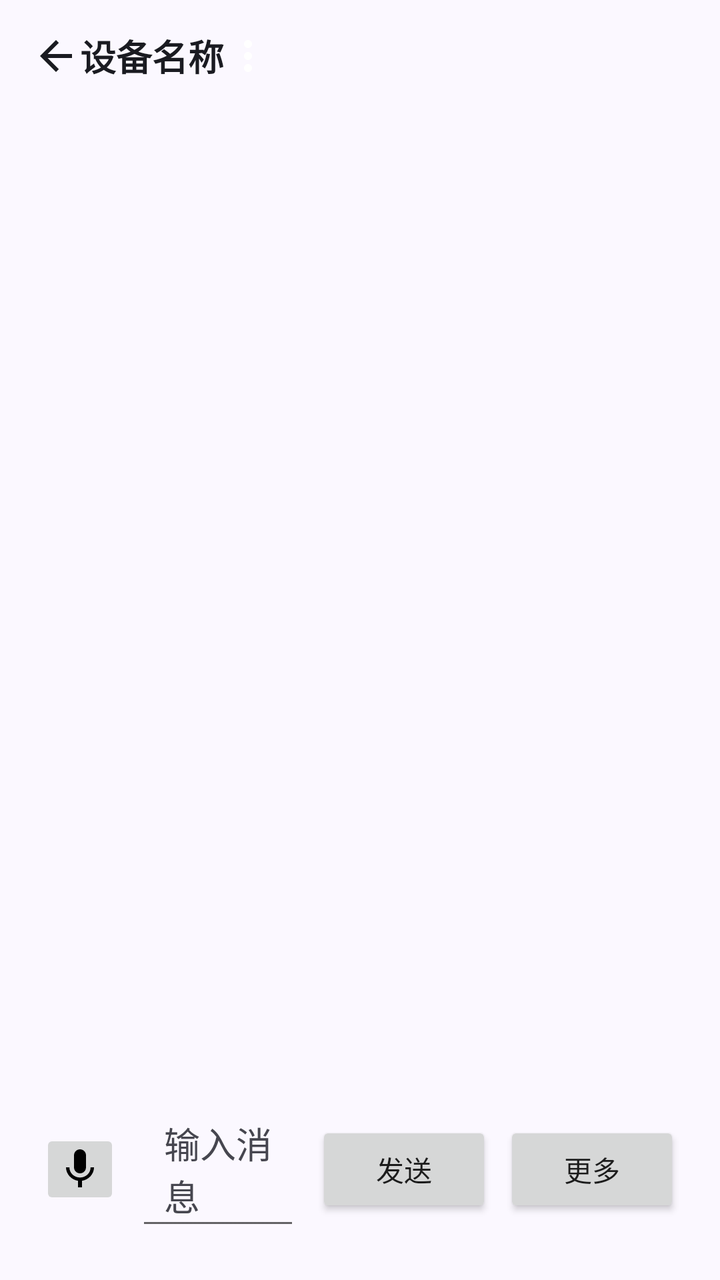
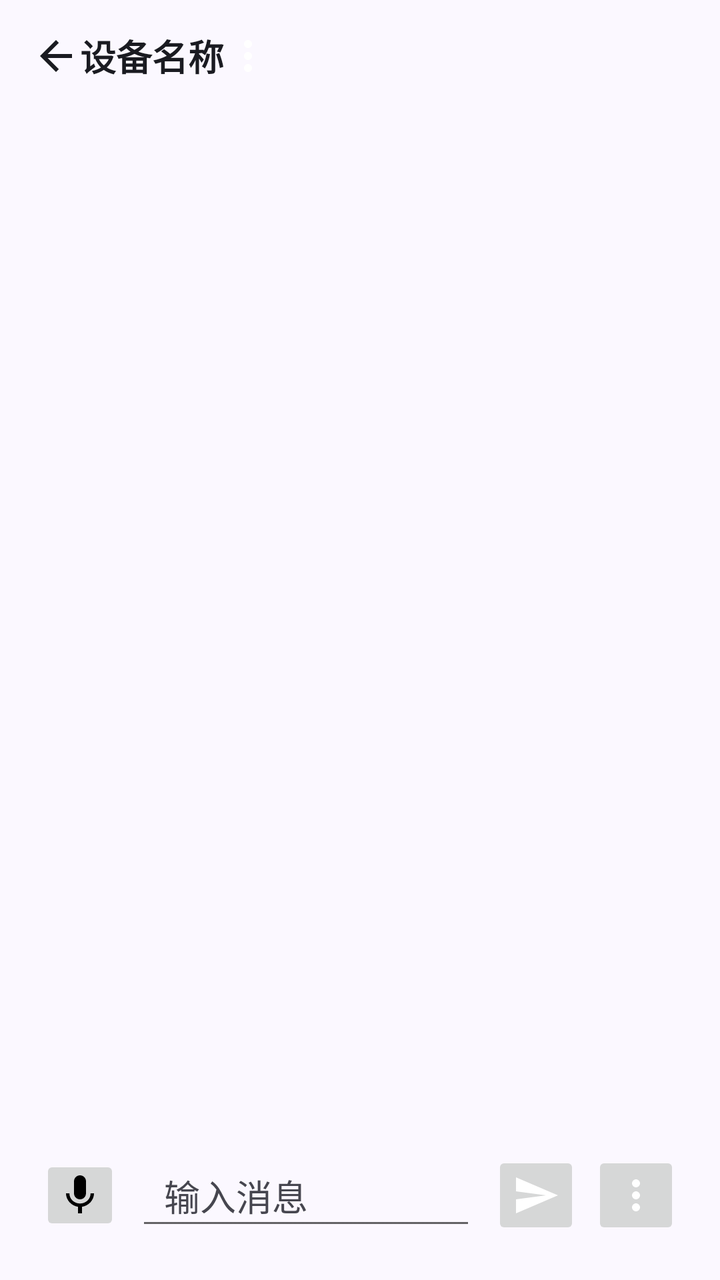

An Android layout rendered at two revisions. The XML below is the earlier revision; the diff shows what the commit changed to produce the second picture.
<!-- AndroidManifest.xml: application theme Theme.Md3.Indigo -->
<!-- res/layout/activity_chat.xml -->
<?xml version="1.0" encoding="utf-8"?>
<LinearLayout xmlns:android="http://schemas.android.com/apk/res/android"
    xmlns:app="http://schemas.android.com/apk/res-auto"
    android:layout_width="match_parent"
    android:layout_height="match_parent"
    android:orientation="vertical"
    android:background="?attr/md3Surface">

    
    <androidx.appcompat.widget.Toolbar
        android:id="@+id/toolbar"
        android:layout_width="match_parent"
        android:layout_height="?attr/actionBarSize"
        android:background="?attr/md3Surface"
        android:theme="?attr/actionBarTheme">

        <ImageButton
            android:id="@+id/btnBack"
            android:layout_width="wrap_content"
            android:layout_height="match_parent"
            app:srcCompat="@drawable/ic_md3_arrow_back"
            android:tag="md3-icon-on-surface"
            android:background="?attr/selectableItemBackgroundBorderless"
            android:contentDescription="返回" />

        <TextView
            android:id="@+id/tvDeviceName"
            android:layout_width="wrap_content"
            android:layout_height="match_parent"
            android:gravity="center"
            android:text="设备名称"
            android:textColor="?attr/md3OnSurface"
            android:textSize="18sp"
            android:textStyle="bold" />

        <ImageButton
            android:id="@+id/btnMenu"
            android:layout_width="wrap_content"
            android:layout_height="match_parent"
            app:srcCompat="@drawable/ic_md3_more_vert"
            android:tag="md3-icon-on-surface"
            android:background="?attr/selectableItemBackgroundBorderless"
            android:contentDescription="菜单" />
    </androidx.appcompat.widget.Toolbar>

    
    <androidx.recyclerview.widget.RecyclerView
        android:id="@+id/recyclerViewMessages"
        android:layout_width="match_parent"
        android:layout_height="0dp"
        android:layout_weight="1"
        android:padding="8dp"
        android:background="?attr/md3Surface"
        android:scrollbars="vertical" />

    
    <LinearLayout
        android:layout_width="match_parent"
        android:layout_height="wrap_content"
        android:layout_margin="12dp"
        android:orientation="horizontal"
        android:padding="8dp"
        android:gravity="center_vertical"
        android:tag="md3-card">
        <ImageButton
            android:id="@+id/btnVoice"
            android:layout_width="wrap_content"
            android:layout_height="wrap_content"
            app:srcCompat="@drawable/ic_voice"
            android:tag="md3-btn-tonal"
            android:padding="8dp" />
        
        <EditText
            android:id="@+id/etMessage"
            android:layout_width="0dp"
            android:layout_height="wrap_content"
            android:layout_weight="3"
            android:tag="md3-input"
            android:layout_marginLeft="8dp"
            android:layout_marginRight="8dp"
            android:paddingLeft="14dp"
            android:paddingRight="14dp"
            android:paddingTop="9dp"
            android:paddingBottom="9dp"
            android:textColor="?attr/md3OnSurface"
            android:textColorHint="?attr/md3OnSurfaceVariant"
            android:hint="输入消息"
            android:inputType="textMultiLine"
            android:maxLines="5"
            android:minLines="1" />

        
        <Button
            android:id="@+id/btnSend"
            android:layout_width="wrap_content"
            android:layout_height="wrap_content"
            android:tag="md3-btn-filled"
            android:text="发送"
             />

        
        <Button
            android:id="@+id/btnMore"
            android:layout_width="wrap_content"
            android:layout_height="wrap_content"
            android:layout_marginLeft="6dp"
            android:tag="md3-btn-tonal"
            android:text="更多"
           />
    </LinearLayout>
</LinearLayout>
<!-- resources referenced by this layout -->
<resources>
  <!-- drawable ic_md3_arrow_back (drawable) -->
  <?xml version="1.0" encoding="utf-8"?>
  <vector xmlns:android="http://schemas.android.com/apk/res/android"
      android:width="24dp"
      android:height="24dp"
      android:viewportWidth="24"
      android:viewportHeight="24">
      <path
          android:fillColor="@color/md3_on_surface"
          android:pathData="M20,11H7.83l5.59,-5.59L12,4l-8,8 8,8 1.41,-1.41L7.83,13H20v-2z" />
  </vector>
  <!-- drawable ic_md3_more_vert (drawable) -->
  <?xml version="1.0" encoding="utf-8"?>
  <vector xmlns:android="http://schemas.android.com/apk/res/android" android:width="24dp" android:height="24dp" android:viewportWidth="24" android:viewportHeight="24"><path android:fillColor="#FFFFFFFF" android:pathData="M12,8c1.1,0 2,-0.9 2,-2s-0.9,-2 -2,-2 -2,0.9 -2,2 0.9,2 2,2zM12,10c-1.1,0 -2,0.9 -2,2s0.9,2 2,2 2,-0.9 2,-2 -0.9,-2 -2,-2zM12,16c-1.1,0 -2,0.9 -2,2s0.9,2 2,2 2,-0.9 2,-2 -0.9,-2 -2,-2z" /></vector>
  <!-- drawable ic_voice (drawable) -->
  <vector xmlns:android="http://schemas.android.com/apk/res/android"
      android:width="24dp"
      android:height="24dp"
      android:viewportWidth="24"
      android:viewportHeight="24">
      <path
          android:fillColor="#000000"
          android:pathData="M12,14c1.66,0 2.99,-1.34 2.99,-3L15,5c0,-1.66 -1.34,-3 -3,-3S9,3.34 9,5v6c0,1.66 1.34,3 3,3zM17.3,11c0,3 -2.54,5.1 -5.3,5.1S6.7,14 6.7,11H5c0,3.41 2.72,6.23 6,6.72V21h2v-3.28c3.28,-0.48 6,-3.3 6,-6.72h-1.7z"/>
  </vector>
  <color name="md3_on_surface">#1A1B21</color>
  <color name="md3_primary">#4355B9</color>
  <color name="md3_hero_end">#2E3C8E</color>
  <color name="md3_on_primary">#FFFFFF</color>
  <color name="md3_primary_container">#DEE0FF</color>
  <color name="md3_on_primary_container">#00105C</color>
  <color name="md3_secondary">#595D72</color>
  <color name="md3_on_secondary">#FFFFFF</color>
  <color name="md3_secondary_container">#DDE1F9</color>
  <color name="md3_on_secondary_container">#161B2C</color>
  <color name="md3_tertiary">#75546F</color>
  <color name="md3_on_tertiary">#FFFFFF</color>
  <color name="md3_tertiary_container">#FFD7F0</color>
  <color name="md3_on_tertiary_container">#2D1228</color>
  <color name="md3_surface">#FBF8FF</color>
  <color name="md3_on_surface_variant">#46464F</color>
  <color name="md3_surface_container_low">#F5F2FC</color>
  <color name="md3_surface_container">#EFEDF7</color>
  <color name="md3_surface_container_high">#E9E7F2</color>
  <color name="md3_surface_container_highest">#E4E2EC</color>
  <color name="md3_outline">#767680</color>
  <color name="md3_outline_variant">#C7C5D0</color>
  <color name="md3_error">#BA1A1A</color>
  <color name="md3_on_error">#FFFFFF</color>
  <color name="md3_hero_start">#4C5DD3</color>
  <color name="md3_dot_on">#7FDCA4</color>
  <color name="md3_dot_off">#66FFFFFF</color>
  <!-- unchanged entries left out for length: 1 -->
</resources>

<!-- the commit's change to res/layout/activity_chat.xml (unified diff, before → after) -->
@@ -44,14 +44,52 @@
     </androidx.appcompat.widget.Toolbar>
 
     
-    <androidx.recyclerview.widget.RecyclerView
-        android:id="@+id/recyclerViewMessages"
+    <FrameLayout
         android:layout_width="match_parent"
         android:layout_height="0dp"
-        android:layout_weight="1"
-        android:padding="8dp"
-        android:background="?attr/md3Surface"
-        android:scrollbars="vertical" />
+        android:layout_weight="1">
+
+        <androidx.recyclerview.widget.RecyclerView
+            android:id="@+id/recyclerViewMessages"
+            android:layout_width="match_parent"
+            android:layout_height="match_parent"
+            android:padding="8dp"
+            android:background="?attr/md3Surface"
+            android:scrollbars="vertical" />
+
+        
+        <LinearLayout
+            android:id="@+id/emptyState"
+            android:layout_width="wrap_content"
+            android:layout_height="wrap_content"
+            android:layout_gravity="center"
+            android:orientation="vertical"
+            android:gravity="center"
+            android:visibility="gone">
+
+            <ImageView
+                android:layout_width="56dp"
+                android:layout_height="56dp"
+                app:srcCompat="@drawable/ic_md3_chat"
+                android:tag="md3-icon-outline" />
+
+            <TextView
+                android:layout_width="wrap_content"
+                android:layout_height="wrap_content"
+                android:layout_marginTop="12dp"
+                android:text="还没有消息"
+                android:textColor="?attr/md3OnSurface"
+                android:textSize="16sp" />
+
+            <TextView
+                android:layout_width="wrap_content"
+                android:layout_height="wrap_content"
+                android:layout_marginTop="4dp"
+                android:text="发送一条消息开始对话"
+                android:textColor="?attr/md3OnSurfaceVariant"
+                android:textSize="13sp" />
+        </LinearLayout>
+    </FrameLayout>
 
     
     <LinearLayout
@@ -90,22 +128,22 @@
             android:minLines="1" />
 
         
-        <Button
+        <ImageButton
             android:id="@+id/btnSend"
-            android:layout_width="wrap_content"
-            android:layout_height="wrap_content"
+            android:layout_width="44dp"
+            android:layout_height="44dp"
             android:tag="md3-btn-filled"
-            android:text="发送"
-             />
+            app:srcCompat="@drawable/ic_md3_send"
+            android:contentDescription="发送" />
 
         
-        <Button
+        <ImageButton
             android:id="@+id/btnMore"
-            android:layout_width="wrap_content"
-            android:layout_height="wrap_content"
+            android:layout_width="44dp"
+            android:layout_height="44dp"
             android:layout_marginLeft="6dp"
             android:tag="md3-btn-tonal"
-            android:text="更多"
-           />
+            app:srcCompat="@drawable/ic_md3_more_vert"
+            android:contentDescription="更多" />
     </LinearLayout>
 </LinearLayout>
<!-- resource entries referenced after the edit -->
@@ -11,9 +11,15 @@
           android:fillColor="@color/md3_on_surface"
           android:pathData="M20,11H7.83l5.59,-5.59L12,4l-8,8 8,8 1.41,-1.41L7.83,13H20v-2z" />
   </vector>
+  <!-- drawable ic_md3_chat (drawable) -->
+  <?xml version="1.0" encoding="utf-8"?>
+  <vector xmlns:android="http://schemas.android.com/apk/res/android" android:width="24dp" android:height="24dp" android:viewportWidth="24" android:viewportHeight="24"><path android:fillColor="#FFFFFFFF" android:pathData="M20,2H4c-1.1,0 -1.99,0.9 -1.99,2L2,22l4,-4h14c1.1,0 2,-0.9 2,-2V4c0,-1.1 -0.9,-2 -2,-2z" /></vector>
   <!-- drawable ic_md3_more_vert (drawable) -->
   <?xml version="1.0" encoding="utf-8"?>
   <vector xmlns:android="http://schemas.android.com/apk/res/android" android:width="24dp" android:height="24dp" android:viewportWidth="24" android:viewportHeight="24"><path android:fillColor="#FFFFFFFF" android:pathData="M12,8c1.1,0 2,-0.9 2,-2s-0.9,-2 -2,-2 -2,0.9 -2,2 0.9,2 2,2zM12,10c-1.1,0 -2,0.9 -2,2s0.9,2 2,2 2,-0.9 2,-2 -0.9,-2 -2,-2zM12,16c-1.1,0 -2,0.9 -2,2s0.9,2 2,2 2,-0.9 2,-2 -0.9,-2 -2,-2z" /></vector>
+  <!-- drawable ic_md3_send (drawable) -->
+  <?xml version="1.0" encoding="utf-8"?>
+  <vector xmlns:android="http://schemas.android.com/apk/res/android" android:width="24dp" android:height="24dp" android:viewportWidth="24" android:viewportHeight="24"><path android:fillColor="#FFFFFFFF" android:pathData="M2.01,21L23,12 2.01,3 2,10l15,2 -15,2z" /></vector>
   <!-- drawable ic_voice (drawable) -->
   <vector xmlns:android="http://schemas.android.com/apk/res/android"
       android:width="24dp"
